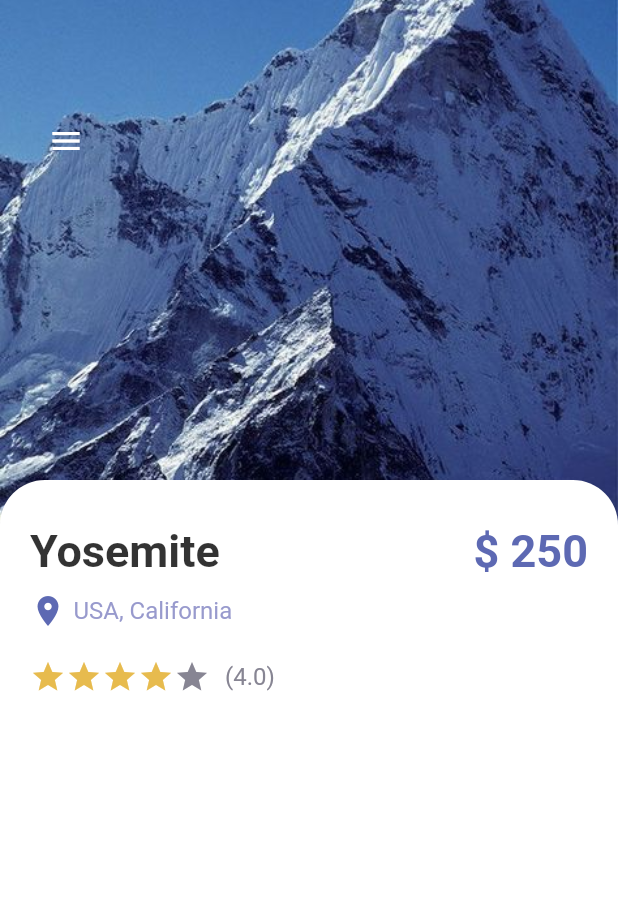
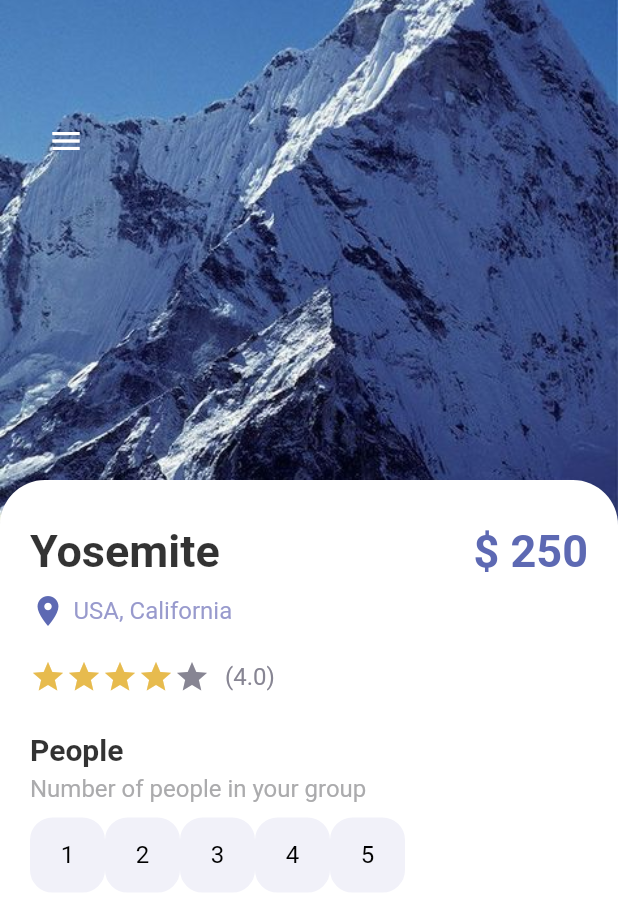
Before and after one commit to sEmoto0808/Flutter-Cubit-Tutorial, a Flutter app: the screen it shows after launch, on a phone screen of 412 x 824 dp. Shown: the top 902 px of the screen. Run offline on Flutter 3.47's test engine with Material 2 defaults, Android fonts, the phone set to English and light mode, and no system bars.

Commit message:
画面中央

```diff
--- a/cubit_tutorial/lib/pages/detail_page.dart
+++ b/cubit_tutorial/lib/pages/detail_page.dart
@@ -1,4 +1,5 @@
 import 'package:cubit_tutorial/theme/colors.dart';
+import 'package:cubit_tutorial/widgets/app_buttons.dart';
 import 'package:cubit_tutorial/widgets/app_large_text.dart';
 import 'package:cubit_tutorial/widgets/app_text.dart';
 import 'package:flutter/material.dart';
@@ -122,6 +123,32 @@ class _DetailPageState extends State<DetailPage> {
                         )
                       ],
                     ),
+                    const SizedBox(height: 25),
+                    // People Text
+                    AppLargeText(
+                      text: 'People',
+                      color: Colors.black.withOpacity(0.8),
+                      size: 20,
+                    ),
+                    const SizedBox(height: 5),
+                    const AppText(
+                      text: 'Number of people in your group',
+                      color: AppColors.mainTextColor,
+                    ),
+                    const SizedBox(height: 10),
+                    // Buttons
+                    Wrap(
+                      children: List.generate(
+                        5,
+                        (index) => AppButtons(
+                          text: (index + 1).toString(),
+                          color: Colors.black,
+                          backgroundColor: AppColors.buttonBackground,
+                          size: 50,
+                          borderColor: AppColors.buttonBackground,
+                        ),
+                      ),
+                    ),
                   ],
                 ),
               ),
--- /dev/null
+++ b/cubit_tutorial/lib/widgets/app_buttons.dart
@@ -0,0 +1,49 @@
+import 'package:cubit_tutorial/theme/colors.dart';
+import 'package:cubit_tutorial/widgets/app_text.dart';
+import 'package:flutter/material.dart';
+
+class AppButtons extends StatelessWidget {
+  final Color color;
+  final String? text;
+  final IconData? icon;
+  final Color backgroundColor;
+  final double size;
+  final Color borderColor;
+
+  const AppButtons({
+    Key? key,
+    this.text,
+    this.icon,
+    required this.color,
+    required this.backgroundColor,
+    required this.size,
+    required this.borderColor,
+  }) : super(key: key);
+
+  @override
+  Widget build(BuildContext context) {
+    return Container(
+      width: size,
+      height: size,
+      decoration: BoxDecoration(
+        border: Border.all(
+          color: borderColor,
+          width: 1.0,
+        ),
+        borderRadius: BorderRadius.circular(15),
+        color: backgroundColor,
+      ),
+      child: Center(
+        child: text == null
+            ? Icon(
+                icon,
+                color: color,
+              )
+            : AppText(
+                text: text!,
+                color: Colors.black,
+              ),
+      ),
+    );
+  }
+}
```
